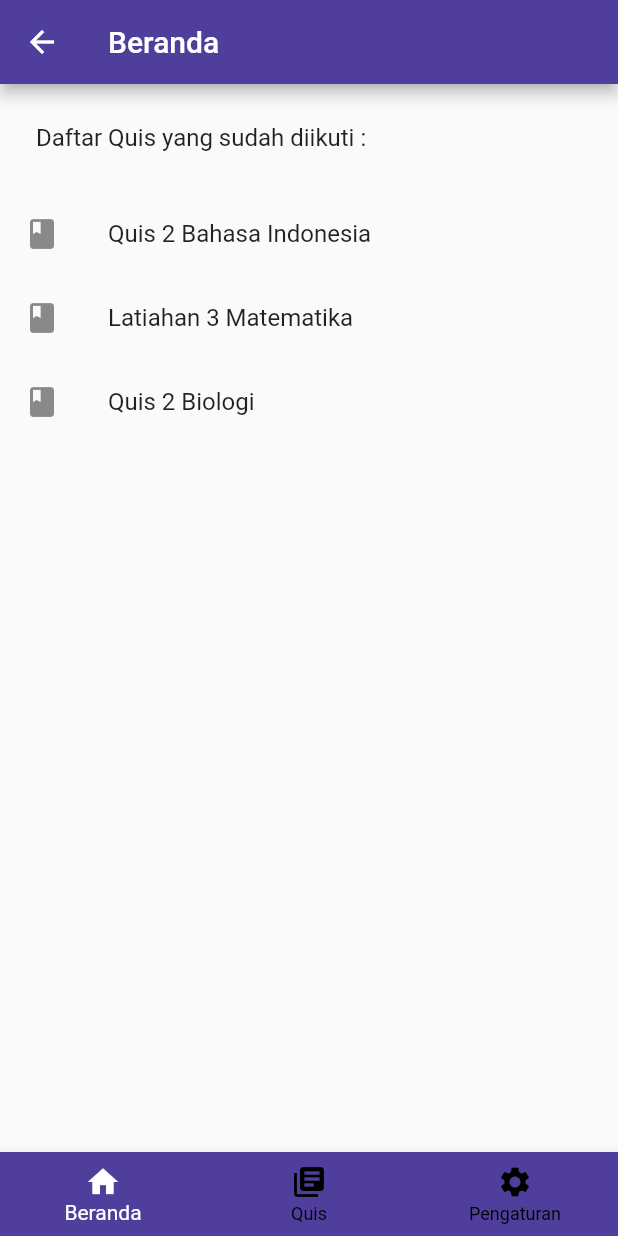
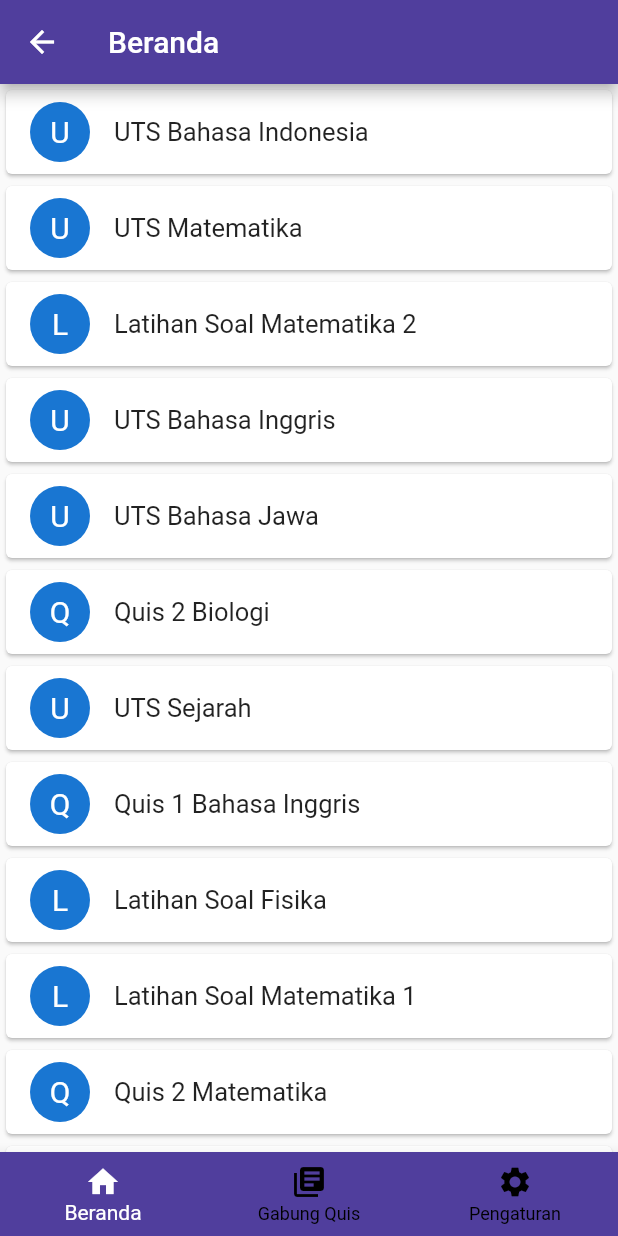
Before and after one commit to bintangkurniawanpp/MobileB_KelompokM_SDGS-4, a Flutter app: the MainPage screen opened directly, on a phone screen of 412 x 824 dp. Run offline on Flutter 3.47's test engine with Material 2 defaults, Android fonts, the phone set to English and light mode, and no system bars; our stand-ins replace google_fonts.

Commit message:
Update listView

```diff
--- a/lib/ui/page/HomePage.dart
+++ b/lib/ui/page/HomePage.dart
@@ -5,6 +5,21 @@ class HomePage extends StatefulWidget {
   _HomePageState createState() => _HomePageState();
 }
 class _HomePageState extends State<HomePage> {
+  final List history = [
+    "UTS Bahasa Indonesia",
+    "UTS Matematika",
+    "Latihan Soal Matematika 2",
+    "UTS Bahasa Inggris",
+    "UTS Bahasa Jawa",
+    "Quis 2 Biologi",
+    "UTS Sejarah",
+    "Quis 1 Bahasa Inggris",
+    "Latihan Soal Fisika",
+    "Latihan Soal Matematika 1",
+    "Quis 2 Matematika",
+    "Quis 1 Biologi"
+  ];
+
   @override
   Widget build(BuildContext context) {
     return Scaffold(
@@ -13,29 +28,24 @@ class _HomePageState extends State<HomePage> {
         title: Text('Beranda'),
         ),
 
-        body: ListView(
-          children: <Widget>[
-            Padding(
-              padding: EdgeInsets.all(8.0),
-              child:
-              ListTile(
-                // leading: Icon(Icons.book),
-                title: Text('Daftar Quis yang sudah diikuti : '),
+        body: ListView.builder(
+          itemBuilder: (context, index) {
+            return Card(
+              child: ListTile(
+                  title: Text(
+                      history[index],
+                      style: TextStyle(fontSize: 17)
+                  ),
+                  leading: CircleAvatar(
+                    child: Text(
+                        history[index][0],
+                        style: TextStyle(fontSize: 20)
+                    ),
+                  )
               ),
-            ),
-              ListTile(
-                leading: Icon(Icons.book),
-                title: Text('Quis 2 Bahasa Indonesia'),
-              ),
-              ListTile(
-                leading: Icon(Icons.book),
-                title: Text('Latiahan 3 Matematika'),
-              ),
-              ListTile(
-                leading: Icon(Icons.book),
-                title: Text('Quis 2 Biologi'),
-              ),
-          ],
+            );
+          },
+          itemCount: history.length,
         ),
     );
   }
--- a/lib/ui/page/MainPage.dart
+++ b/lib/ui/page/MainPage.dart
@@ -32,7 +32,7 @@ int _currentIndex = 0;
             ),
           BottomNavigationBarItem(
             icon: Icon(Icons.library_books),
-            title: Text('Quis'),
+            title: Text('Gabung Quis'),
             ),
           BottomNavigationBarItem(
             icon: Icon(Icons.settings),
```
